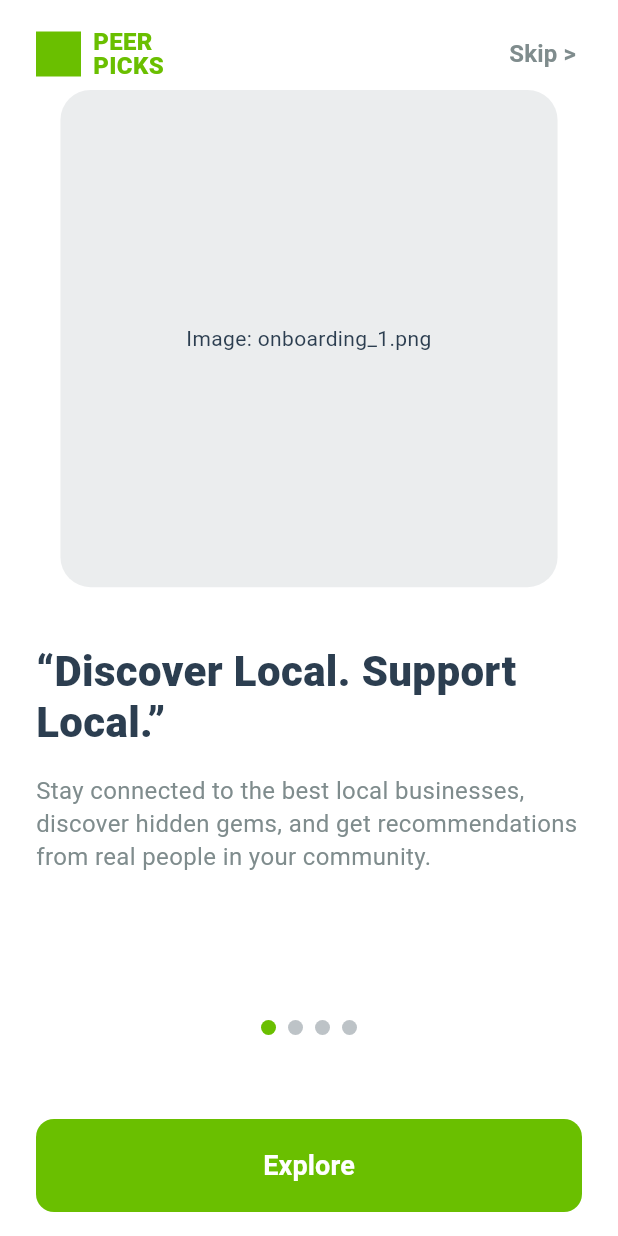
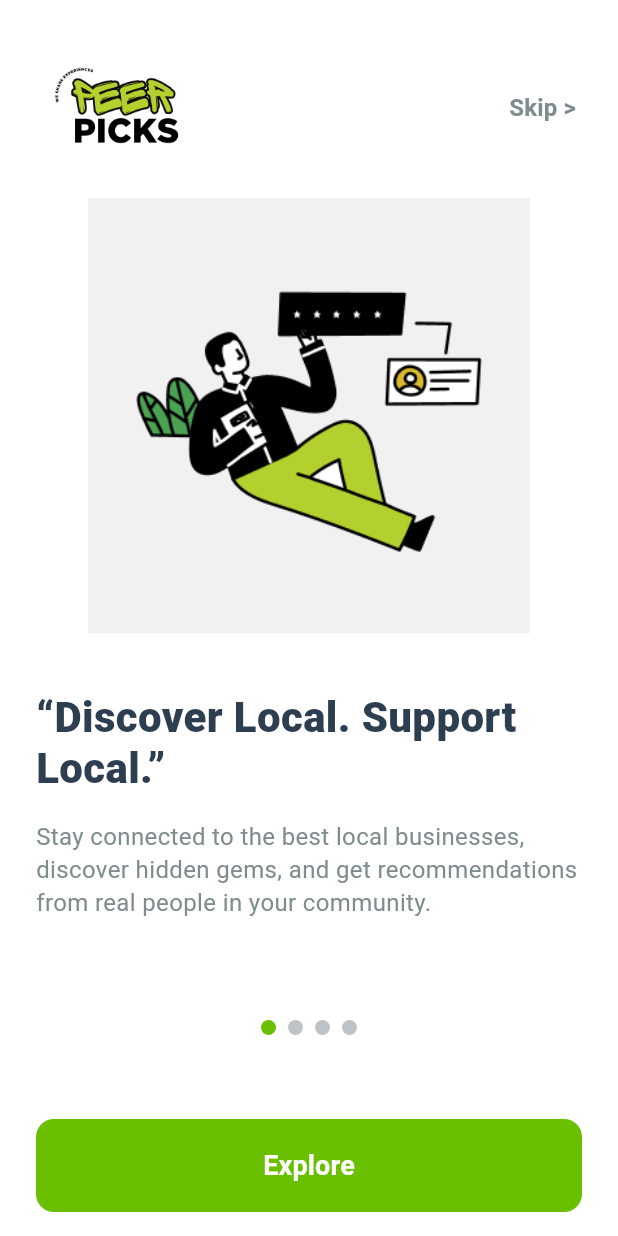
Before and after one commit to Pravesh-Shrestha/Peerpicks-App, a Flutter app: the screen it shows after launch, on a phone screen of 412 x 824 dp. Run offline on Flutter 3.47's test engine with Material 3 defaults, Android fonts, the phone set to English and light mode, and no system bars; our stand-ins replace font_awesome_flutter.

Commit message:
Onboarding screens added and remodelled

```diff
--- /dev/null
+++ b/lib/model/onboarding_model.dart
@@ -0,0 +1,48 @@
+// --- 1. DATA MODEL FOR ONBOARDING PAGES ---
+class OnboardingContent {
+  final String imagePath;
+  final String title;
+  final String description;
+  final String buttonText;
+  final bool isLastPage;
+
+  OnboardingContent({
+    required this.imagePath,
+    required this.title,
+    required this.description,
+    required this.buttonText,
+    this.isLastPage = false,
+  });
+}
+
+final List<OnboardingContent> contents = [
+  OnboardingContent(
+    imagePath: 'assets/images/onboarding_1.png',
+    title: '“Discover Local. Support Local.”',
+    description:
+        'Stay connected to the best local businesses, discover hidden gems, and get recommendations from real people in your community.',
+    buttonText: 'Explore',
+  ),
+  OnboardingContent(
+    imagePath: 'assets/images/onboarding_2.png',
+    title: '“Explore Hidden Local Treasures.”',
+    description:
+        'Find the best nearby shops, cafes, and services recommended by real people in your community.',
+    buttonText: 'Next',
+  ),
+  OnboardingContent(
+    imagePath: 'assets/images/onboarding_3.png',
+    title: '“Empower Local Businesses.”',
+    description:
+        'Your reviews and favorites help small businesses grow and get discovered by more people.',
+    buttonText: 'Next',
+  ),
+  OnboardingContent(
+    imagePath: 'assets/images/onboarding_4.png',
+    title: '“Pick. Rate.Share.”',
+    description:
+        'Sign up to start exploring, saving favorites, and sharing your picks with friends.',
+    buttonText: 'Get Started',
+    isLastPage: true,
+  ),
+];
--- a/lib/screens/home/home_screen.dart
+++ b/lib/screens/home/home_screen.dart
@@ -5,6 +5,9 @@ class HomeScreen extends StatelessWidget {
 
   @override
   Widget build(BuildContext context) {
-    return Scaffold(appBar: AppBar(title: Text("Homescreen")));
+    return Scaffold(
+      appBar: AppBar(title: Text("Homescreen")),
+      body: Center(child: Text("Welcome to the Home Screen!")),
+    );
   }
 }
--- a/lib/screens/onboarding/onboarding_screen.dart
+++ b/lib/screens/onboarding/onboarding_screen.dart
@@ -1,62 +1,12 @@
 import 'package:flutter/material.dart';
 import 'package:peerpicks/common/app_colors.dart';
+import 'package:peerpicks/common/mysnackbar.dart';
 import 'package:peerpicks/screens/auth/sign_in_screen.dart';
 import 'package:peerpicks/widgets/my_button.dart';
-// Removed: import 'package:onboarding_app/common/mysnackbar.dart';
+import '../../model/onboarding_model.dart';
 
-// --- 1. DATA MODEL FOR ONBOARDING PAGES ---
-class OnboardingContent {
-  final String imagePath;
-  final String title;
-  final String description;
-  final String buttonText;
-  final bool isLastPage;
-
-  OnboardingContent({
-    required this.imagePath,
-    required this.title,
-    required this.description,
-    required this.buttonText,
-    this.isLastPage = false,
-  });
-}
-
-final List<OnboardingContent> contents = [
-  OnboardingContent(
-    imagePath: 'assets/images/onboarding_1.png',
-    title: '“Discover Local. Support Local.”',
-    description:
-        'Stay connected to the best local businesses, discover hidden gems, and get recommendations from real people in your community.',
-    buttonText: 'Explore',
-  ),
-  OnboardingContent(
-    imagePath: 'assets/images/onboarding_2.png',
-    title: '“Explore Hidden Local Treasures.”',
-    description:
-        'Find the best nearby shops, cafes, and services recommended by real people in your community.',
-    buttonText: 'Next',
-  ),
-  OnboardingContent(
-    imagePath: 'assets/onboarding_3.png',
-    title: '“Empower Local Businesses.”',
-    description:
-        'Your reviews and favorites help small businesses grow and get discovered by more people.',
-    buttonText: 'Next',
-  ),
-  OnboardingContent(
-    imagePath: 'assets/onboarding_4.png',
-    title: '“Pick. Rate.Share.”',
-    description:
-        'Sign up to start exploring, saving favorites, and sharing your picks with friends.',
-    buttonText: 'Get Started',
-    isLastPage: true,
-  ),
-];
-
-// --- 2. MAIN ONBOARDING SCREEN WIDGET ---
 class OnboardingScreen extends StatefulWidget {
-  const OnboardingScreen({Key? key}) : super(key: key);
-
+  const OnboardingScreen({super.key});
   @override
   State<OnboardingScreen> createState() => _OnboardingScreenState();
 }
@@ -64,8 +14,6 @@ class OnboardingScreen extends StatefulWidget {
 class _OnboardingScreenState extends State<OnboardingScreen> {
   final PageController _pageController = PageController(initialPage: 0);
   int _currentPage = 0;
-
-  // Handles moving to the next page or completing onboarding
   void _nextPage() {
     if (_currentPage < contents.length - 1) {
       _pageController.nextPage(
@@ -73,31 +21,23 @@ class _OnboardingScreenState extends State<OnboardingScreen> {
         curve: Curves.easeIn,
       );
     } else {
-      // Logic to navigate to Sign Up/Home screen
-      // Updated call to use the new local showMySnackBar function
       showMySnackBar(
         context: context,
         message: 'Onboarding Complete! Welcome!',
-        color: AppColors.primaryGreen, // Explicitly use app's theme color
+        color: AppColors.primaryGreen,
       );
-
-      // Navigate to SignInScreen and replace the current route
       Navigator.of(context).pushReplacement(
         MaterialPageRoute(builder: (context) => const SignInScreen()),
       );
     }
   }
 
-  // Handles skipping the onboarding process (Navigates directly to SignInScreen)
   void _skipOnboarding() {
-    // Updated call to use the new local showMySnackBar function
     showMySnackBar(
       context: context,
       message: 'Onboarding skipped. Proceeding to Sign In.',
-      color: AppColors.primaryGreen, // Explicitly use app's theme color
+      color: AppColors.primaryGreen,
     );
-
-    // Navigate to SignInScreen and replace the current route
     Navigator.of(context).pushReplacement(
       MaterialPageRoute(builder: (context) => const SignInScreen()),
     );
@@ -105,9 +45,7 @@ class _OnboardingScreenState extends State<OnboardingScreen> {
 
   @override
   Widget build(BuildContext context) {
-    // Determine screen size for responsiveness
     final screenWidth = MediaQuery.of(context).size.width;
-    // Set a maximum width for content on tablets to improve readability
     final bool isTablet = screenWidth > 600;
 
     return Scaffold(
@@ -115,10 +53,7 @@ class _OnboardingScreenState extends State<OnboardingScreen> {
       body: SafeArea(
         child: Column(
           children: [
-            // Skip Button and Logo Row
             _buildHeaderRow(),
-
-            // Main Content Area (Responsive PageView)
             Expanded(
               child: PageView.builder(
                 controller: _pageController,
@@ -133,8 +68,6 @@ class _OnboardingScreenState extends State<OnboardingScreen> {
                 },
               ),
             ),
-
-            // Page Indicator and Button Area
             _buildFooter(isTablet),
           ],
         ),
@@ -142,33 +75,21 @@ class _OnboardingScreenState extends State<OnboardingScreen> {
     );
   }
 
-  // --- 3. HELPER WIDGETS ---
-
   Widget _buildHeaderRow() {
     return Padding(
       padding: const EdgeInsets.only(top: 12.0, left: 24.0, right: 16.0),
       child: Row(
         mainAxisAlignment: MainAxisAlignment.spaceBetween,
         children: [
-          // Logo (Placeholder for "PEER PICKS" logo)
           Row(
             children: [
-              // You would replace this with your actual logo widget/image
-              Container(width: 30, height: 30, color: AppColors.primaryGreen),
-              const SizedBox(width: 8),
-              const Text(
-                'PEER\nPICKS',
-                style: TextStyle(
-                  color: AppColors.primaryGreen,
-                  fontWeight: FontWeight.w900,
-                  fontSize: 16,
-                  height: 1.0,
-                ),
+              Image.asset(
+                'assets/images/logos/logo.png',
+                height: 120,
+                fit: BoxFit.contain,
               ),
             ],
           ),
-
-          // Skip Button
           if (!contents[_currentPage].isLastPage)
             TextButton(
               onPressed: _skipOnboarding,
@@ -187,7 +108,6 @@ class _OnboardingScreenState extends State<OnboardingScreen> {
   }
 
   Widget _buildOnboardingPage(OnboardingContent content, bool isTablet) {
-    // Max width for content on large screens (tablets)
     final double maxWidth = isTablet ? 450 : double.infinity;
 
     return Center(
@@ -198,13 +118,15 @@ class _OnboardingScreenState extends State<OnboardingScreen> {
           crossAxisAlignment: CrossAxisAlignment.start,
           mainAxisAlignment: MainAxisAlignment.center,
           children: [
-            // Image/Illustration Area
             Expanded(
               flex: 4,
               child: Center(
-                // Placeholder for the custom illustration image
-                // Replace this Container with: Image.asset(content.imagePath, fit: BoxFit.contain)
-                child: AspectRatio(
+                child: Image.asset(
+                  content.imagePath,
+                  fit: BoxFit.contain,
+                  errorBuilder: (context, error, stackTrace) {
+                    // Fallback container if the asset is missing
+                    return AspectRatio(
                       aspectRatio: 1.0,
                       child: Container(
                         decoration: BoxDecoration(
@@ -213,19 +135,18 @@ class _OnboardingScreenState extends State<OnboardingScreen> {
                         ),
                         child: Center(
                           child: Text(
-                        'Image: ${content.imagePath.split('/').last}',
+                            'Missing Asset:\n${content.imagePath.split('/').last}',
                             textAlign: TextAlign.center,
                             style: const TextStyle(color: AppColors.darkText),
                           ),
                         ),
                       ),
+                    );
+                  },
                 ),
               ),
             ),
-
             const SizedBox(height: 40),
-
-            // Text Content Area
             Expanded(
               flex: 3,
               child: Column(
@@ -263,7 +184,6 @@ class _OnboardingScreenState extends State<OnboardingScreen> {
   Widget _buildFooter(bool isTablet) {
     return Column(
       children: [
-        // Page Indicator
         Row(
           mainAxisAlignment: MainAxisAlignment.center,
           children: List.generate(
@@ -282,30 +202,9 @@ class _OnboardingScreenState extends State<OnboardingScreen> {
             ),
           ),
         ),
-
-        // Vertical spacing before the button
         SizedBox(height: isTablet ? 60 : 40),
-
-        // Action Button
         MyButton(text: contents[_currentPage].buttonText, onPressed: _nextPage),
       ],
     );
   }
 }
-
-// Standalone SnackBar function (as provided by the user)
-showMySnackBar({
-  required BuildContext context,
-  required String message,
-  Color? color,
-}) {
-  ScaffoldMessenger.of(context).showSnackBar(
-    SnackBar(
-      // Ensure text is white for contrast against green/dark backgrounds
-      content: Text(message, style: const TextStyle(color: Colors.white)),
-      backgroundColor: color ?? Colors.green,
-      duration: const Duration(seconds: 1),
-      behavior: SnackBarBehavior.floating,
-    ),
-  );
-}
--- a/lib/screens/splash_screen.dart
+++ b/lib/screens/splash_screen.dart
@@ -26,13 +26,11 @@ class _SplashScreenState extends State<SplashScreen> {
   Widget build(BuildContext context) {
     return Scaffold(
       body: Container(
-        // Ensure the container takes up the whole screen
         width: double.infinity,
         height: double.infinity,
-        color: Colors.white, // Match the light theme
+        color: Colors.white,
         child: Image.asset(
-          "assets/images/splash/peer_picks_splash.png", // The designated full-screen image path
-          // **Mandatory: Use BoxFit.cover to fill the entire screen**
+          "assets/images/splash/peer_picks_splash.png",
           fit: BoxFit.cover,
         ),
       ),
```
Also changed, not shown: lib/screens/auth/sign_in_screen.dart (+0 -18 lines). Lines whose indentation alone changed are shown as unchanged.
